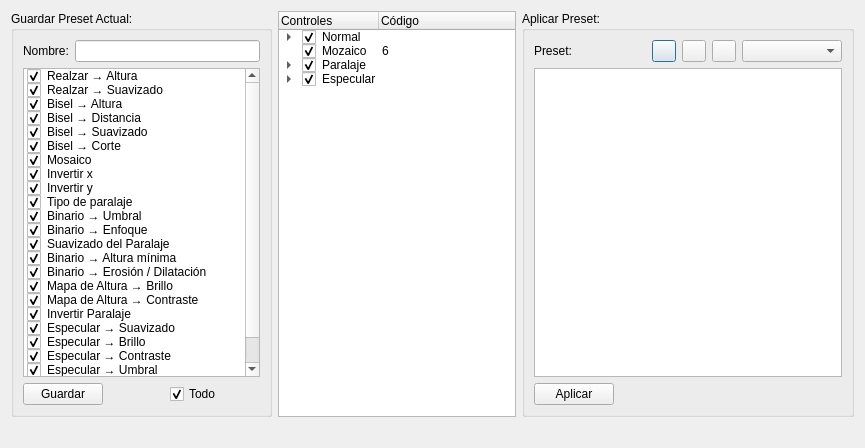
Before: the Qt Designer form gui/presetsmanager.ui in azagaya/laigter, drawn with Qt 5.
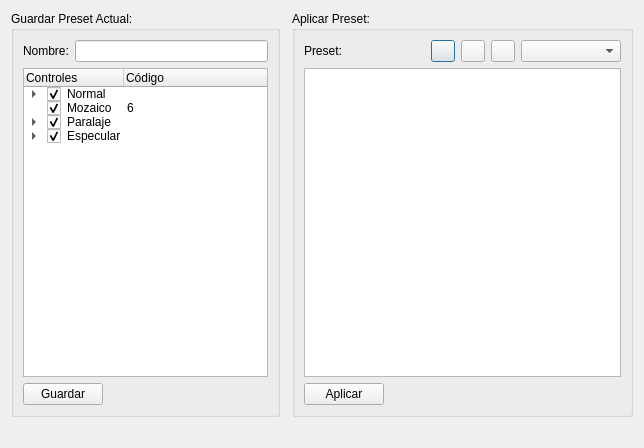
After: the same form once the commit is applied. Icons and pictures are not drawn.

Commit message: Se cambia la lista por un treewidget

```diff
--- a/gui/presetsmanager.ui
+++ b/gui/presetsmanager.ui
@@ -6,7 +6,7 @@
    <rect>
     <x>0</x>
     <y>0</y>
-    <width>865</width>
+    <width>644</width>
     <height>448</height>
    </rect>
   </property>
@@ -175,207 +175,6 @@
       <string>Guardar Preset Actual:</string>
      </property>
      <layout class="QGridLayout" name="gridLayout_2">
-      <item row="1" column="0" colspan="3">
-       <widget class="QListWidget" name="listWidgetControls">
-        <item>
-         <property name="text">
-          <string>Realzar → Altura</string>
-         </property>
-         <property name="checkState">
-          <enum>Checked</enum>
-         </property>
-        </item>
-        <item>
-         <property name="text">
-          <string>Realzar → Suavizado</string>
-         </property>
-         <property name="checkState">
-          <enum>Checked</enum>
-         </property>
-        </item>
-        <item>
-         <property name="text">
-          <string>Bisel → Altura</string>
-         </property>
-         <property name="checkState">
-          <enum>Checked</enum>
-         </property>
-        </item>
-        <item>
-         <property name="text">
-          <string>Bisel → Distancia</string>
-         </property>
-         <property name="checkState">
-          <enum>Checked</enum>
-         </property>
-        </item>
-        <item>
-         <property name="text">
-          <string>Bisel → Suavizado</string>
-         </property>
-         <property name="checkState">
-          <enum>Checked</enum>
-         </property>
-        </item>
-        <item>
-         <property name="text">
-          <string>Bisel → Corte</string>
-         </property>
-         <property name="checkState">
-          <enum>Checked</enum>
-         </property>
-        </item>
-        <item>
-         <property name="text">
-          <string>Mosaico</string>
-         </property>
-         <property name="checkState">
-          <enum>Checked</enum>
-         </property>
-        </item>
-        <item>
-         <property name="text">
-          <string>Invertir x</string>
-         </property>
-         <property name="checkState">
-          <enum>Checked</enum>
-         </property>
-        </item>
-        <item>
-         <property name="text">
-          <string>Invertir y</string>
-         </property>
-         <property name="checkState">
-          <enum>Checked</enum>
-         </property>
-        </item>
-        <item>
-         <property name="text">
-          <string>Tipo de paralaje</string>
-         </property>
-         <property name="checkState">
-          <enum>Checked</enum>
-         </property>
-        </item>
-        <item>
-         <property name="text">
-          <string>Binario → Umbral</string>
-         </property>
-         <property name="checkState">
-          <enum>Checked</enum>
-         </property>
-        </item>
-        <item>
-         <property name="text">
-          <string>Binario → Enfoque</string>
-         </property>
-         <property name="checkState">
-          <enum>Checked</enum>
-         </property>
-        </item>
-        <item>
-         <property name="text">
-          <string>Suavizado del Paralaje</string>
-         </property>
-         <property name="checkState">
-          <enum>Checked</enum>
-         </property>
-        </item>
-        <item>
-         <property name="text">
-          <string>Binario → Altura mínima</string>
-         </property>
-         <property name="checkState">
-          <enum>Checked</enum>
-         </property>
-        </item>
-        <item>
-         <property name="text">
-          <string>Binario → Erosión / Dilatación</string>
-         </property>
-         <property name="checkState">
-          <enum>Checked</enum>
-         </property>
-        </item>
-        <item>
-         <property name="text">
-          <string>Mapa de Altura → Brillo</string>
-         </property>
-         <property name="checkState">
-          <enum>Checked</enum>
-         </property>
-        </item>
-        <item>
-         <property name="text">
-          <string>Mapa de Altura → Contraste</string>
-         </property>
-         <property name="checkState">
-          <enum>Checked</enum>
-         </property>
-        </item>
-        <item>
-         <property name="text">
-          <string>Invertir Paralaje</string>
-         </property>
-         <property name="checkState">
-          <enum>Checked</enum>
-         </property>
-        </item>
-        <item>
-         <property name="text">
-          <string>Especular → Suavizado</string>
-         </property>
-         <property name="checkState">
-          <enum>Checked</enum>
-         </property>
-        </item>
-        <item>
-         <property name="text">
-          <string>Especular → Brillo</string>
-         </property>
-         <property name="checkState">
-          <enum>Checked</enum>
-         </property>
-        </item>
-        <item>
-         <property name="text">
-          <string>Especular → Contraste</string>
-         </property>
-         <property name="checkState">
-          <enum>Checked</enum>
-         </property>
-        </item>
-        <item>
-         <property name="text">
-          <string>Especular → Umbral</string>
-         </property>
-         <property name="checkState">
-          <enum>Checked</enum>
-         </property>
-        </item>
-        <item>
-         <property name="text">
-          <string>Especular → Invertir</string>
-         </property>
-         <property name="checkState">
-          <enum>Checked</enum>
-         </property>
-        </item>
-       </widget>
-      </item>
-      <item row="2" column="0" colspan="2">
-       <widget class="QPushButton" name="pushButtonSavePreset">
-        <property name="maximumSize">
-         <size>
-          <width>80</width>
-          <height>16777215</height>
-         </size>
-        </property>
-        <property name="text">
-         <string>Guardar</string>
-        </property>
-       </widget>
-      </item>
       <item row="0" column="0">
        <widget class="QLabel" name="label_2">
         <property name="sizePolicy">
@@ -392,20 +191,7 @@
       <item row="0" column="1" colspan="2">
        <widget class="QLineEdit" name="lineEditPresetName"/>
       </item>
-      <item row="2" column="2">
-       <widget class="QCheckBox" name="checkBoxAllPresets">
-        <property name="text">
-         <string>Todo</string>
-        </property>
-        <property name="checked">
-         <bool>true</bool>
-        </property>
-       </widget>
-      </item>
-     </layout>
-    </widget>
-   </item>
-   <item row="0" column="1">
+      <item row="1" column="0" colspan="3">
     <widget class="QTreeWidget" name="treeWidget">
      <column>
       <property name="text">
@@ -788,6 +574,22 @@
        </property>
       </item>
      </item>
+       </widget>
+      </item>
+      <item row="2" column="0" colspan="2">
+       <widget class="QPushButton" name="pushButtonSavePreset">
+        <property name="maximumSize">
+         <size>
+          <width>80</width>
+          <height>16777215</height>
+         </size>
+        </property>
+        <property name="text">
+         <string>Guardar</string>
+        </property>
+       </widget>
+      </item>
+     </layout>
     </widget>
    </item>
   </layout>
```
Lines whose indentation alone changed are shown as unchanged. The commit also changes 2 other files.
